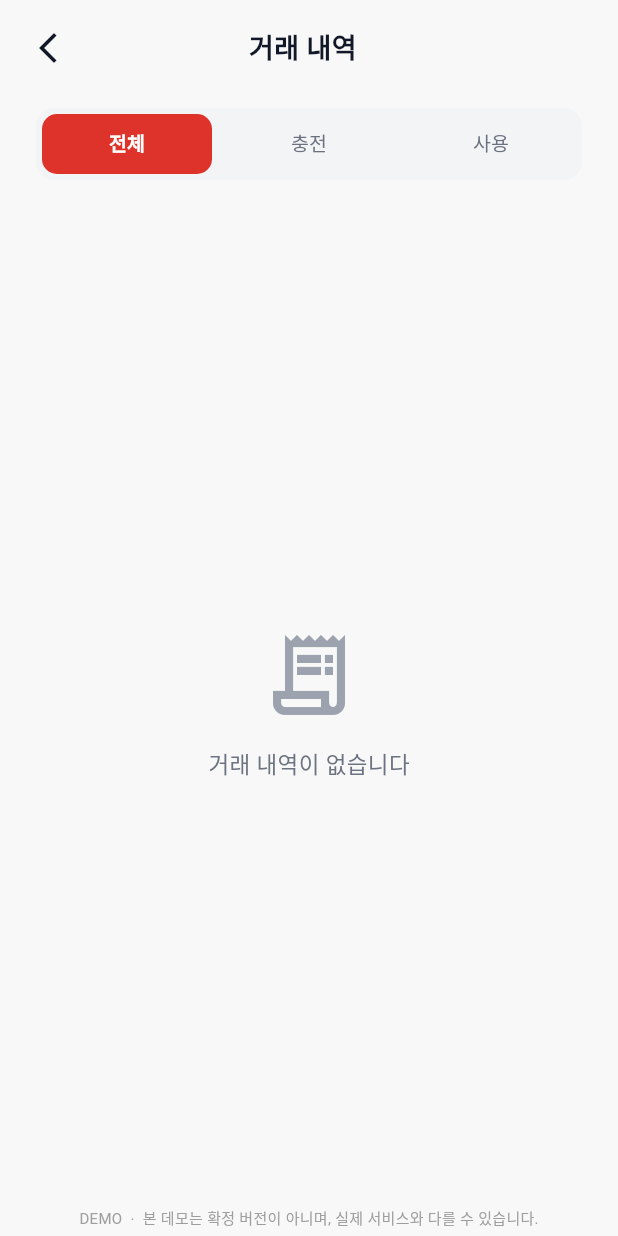
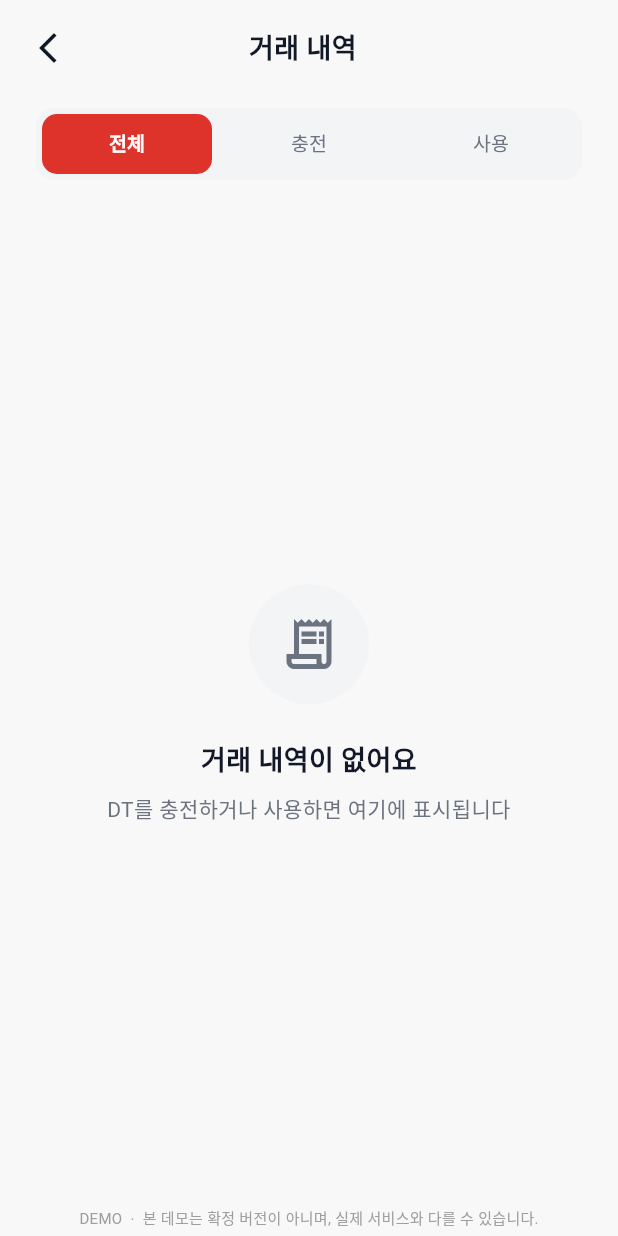
Before and after one commit to teo53/unoa-g, a Flutter app: the TransactionHistoryScreen screen opened by its route, on a phone screen of 412 x 824 dp. Run offline on Flutter 3.47's test engine with Material 3 defaults, Android fonts, the phone set to English and light mode, and no system bars; our stand-ins replace cached_network_image, chewie, connectivity_plus, firebase_analytics, flutter_image_compress, flutter_riverpod and 9 more; missing offline and left inert: record, video_compress; accounts and stored records are empty; Roboto replaces fonts that are missing (Pretendard); project files that could hold a hidden picture were left out.

Commit message:
fix: add empty states and skeleton loaders to key screens
- U-P1-2: Add EmptyState to funding screen, transaction history,
  CRM fan tab with appropriate icons and messages
- U-P1-3: Add skeleton loader to creator dashboard during initial load
- Import shared state widgets where missing

Co-Authored-By: Claude Opus 4.6 <noreply@anthropic.com>

```diff
--- a/lib/features/funding/funding_screen.dart
+++ b/lib/features/funding/funding_screen.dart
@@ -251,8 +251,8 @@ class _CampaignList extends ConsumerWidget {
 
     if (campaigns.isEmpty) {
       return const EmptyState(
-        title: '진행 중인 펀딩이 없습니다',
-        message: '새로운 크리에이터의 펀딩 캠페인을 기다려주세요',
+        title: '진행 중인 펀딩이 없어요',
+        message: '새로운 펀딩 프로젝트가 곧 시작됩니다!',
         icon: Icons.campaign_outlined,
       );
     }
--- a/lib/features/wallet/transaction_history_screen.dart
+++ b/lib/features/wallet/transaction_history_screen.dart
@@ -4,6 +4,7 @@ import 'package:go_router/go_router.dart';
 import '../../core/theme/app_colors.dart';
 import '../../providers/wallet_provider.dart';
 import '../../shared/widgets/app_scaffold.dart';
+import '../../shared/widgets/error_boundary.dart';
 
 class TransactionHistoryScreen extends StatefulWidget {
   const TransactionHistoryScreen({super.key});
@@ -170,25 +171,10 @@ class _TransactionList extends ConsumerWidget {
     }).toList();
 
     if (transactions.isEmpty) {
-      return Center(
-        child: Column(
-          mainAxisAlignment: MainAxisAlignment.center,
-          children: [
-            Icon(
-              Icons.receipt_long_outlined,
-              size: 64,
-              color: isDark ? AppColors.iconMutedDark : AppColors.iconMuted,
-            ),
-            const SizedBox(height: 16),
-            Text(
-              '거래 내역이 없습니다',
-              style: TextStyle(
-                fontSize: 15,
-                color: isDark ? AppColors.textSubDark : AppColors.textSubLight,
-              ),
-            ),
-          ],
-        ),
+      return const EmptyState(
+        title: '거래 내역이 없어요',
+        message: 'DT를 충전하거나 사용하면 여기에 표시됩니다',
+        icon: Icons.receipt_long_outlined,
       );
     }
 
```
Also changed, not shown: lib/features/creator/creator_dashboard_screen.dart (+14 -5 lines), lib/features/creator/widgets/crm_fan_tab.dart (+17 -5 lines).
